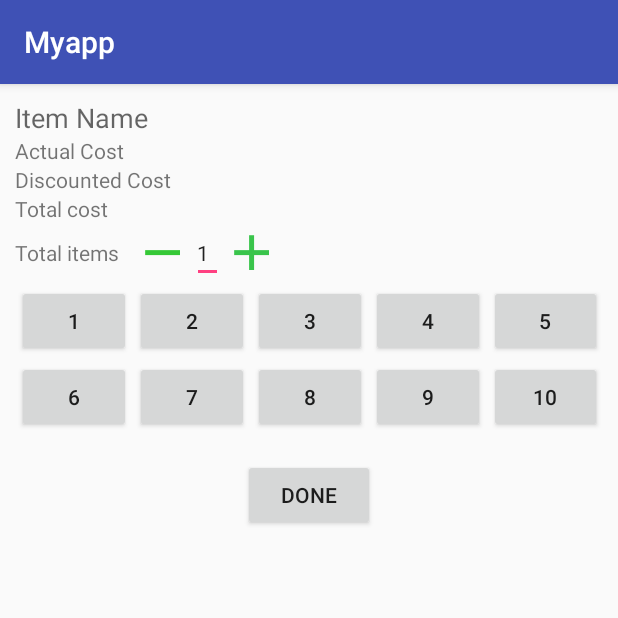
After one commit to patilsan90/AppRepo, an Android app: the ItemCountSelectionActivity screen opened directly, with no data from a screen before it, on a phone screen of 412 x 824 dp, the top half of it. The commit adds this screen. Run offline under Robolectric (Android 15) with nearby library versions, the phone set to English and light mode, and no system bars.

Commit message:
home: scan_product: Adding item count selection activity
Adding Item count selection activity, which will be shown
after scanning QR code of the item. Also, done some cleaning
of placeholder which were there at mall selction and scan product
click event.

Signed-off-by: Sandeep Patil <patil.san90@gmail.com>

```diff
--- a/Myapp/app/build.gradle
+++ b/Myapp/app/build.gradle
@@ -27,6 +27,7 @@ dependencies {
         exclude group: 'com.android.support', module: 'support-annotations'
     })
 
+
     compile 'com.android.support:appcompat-v7:25.3.1'
     compile 'com.android.support:support-v4:25.3.1'
     compile 'com.android.support:recyclerview-v7:25.3.1'
@@ -34,5 +35,4 @@ dependencies {
     compile 'com.android.support.constraint:constraint-layout:1.0.2'
     compile 'com.google.android.gms:play-services:10.2.1'
     testCompile 'junit:junit:4.12'
-
 }
--- a/Myapp/app/src/main/java/com/mall/logic/myapp/AppState.java
+++ b/Myapp/app/src/main/java/com/mall/logic/myapp/AppState.java
@@ -64,6 +64,12 @@ public static enum LOGIN_STATE {LOGIN_VIEW, REGISTRATION_VIEW};
         return offersList;
     }
 
+    public static boolean checkProccedStatus()
+    {
+        if(isMallSelected == false)
+            return false;
+        return true;
+    }
 
 
 }
--- /dev/null
+++ b/Myapp/app/src/main/java/com/mall/logic/myapp/home/mycart/ItemCountSelectionActivity.java
@@ -0,0 +1,27 @@
+package com.mall.logic.myapp.home.mycart;
+
+import android.support.v7.app.AppCompatActivity;
+import android.os.Bundle;
+import android.view.View;
+
+import com.mall.logic.myapp.AppState;
+import com.mall.logic.myapp.R;
+
+public class ItemCountSelectionActivity extends AppCompatActivity {
+
+    static int tempCount;
+    @Override
+    protected void onCreate(Bundle savedInstanceState) {
+        super.onCreate(savedInstanceState);
+        setContentView(R.layout.activity_item_count_selection);
+    }
+    public void itemSelected(View view)
+    {
+    //add item to cart here
+        CartItem temporary_item = new CartItem("Item Id", "Example "+(++tempCount), 30, 25, 5);
+        AppState.getInstance().addCartItem(temporary_item);
+
+        this.finish();
+    }
+
+}
--- a/Myapp/app/src/main/java/com/mall/logic/myapp/home/offers/OffersFragment.java
+++ b/Myapp/app/src/main/java/com/mall/logic/myapp/home/offers/OffersFragment.java
@@ -38,11 +38,10 @@ public class OffersFragment extends Fragment implements IMall {
         Log.i("Generic info "," Activity onCreate OffersFragment ....");
         listView.setAdapter(new OffersAdapter(this.getActivity()));
 
+        locate = (Button) view.findViewById(R.id.locate_categories);
+
         if(AppState.isMallSelected == false)
-        {
-            locate = (Button) view.findViewById(R.id.locate_categories);
             locate.setVisibility(View.INVISIBLE);
-        }
 
         return view;
     }
--- /dev/null
+++ b/Myapp/app/src/main/res/layout/activity_item_count_selection.xml
@@ -0,0 +1,207 @@
+<?xml version="1.0" encoding="utf-8"?>
+<LinearLayout xmlns:android="http://schemas.android.com/apk/res/android"
+    android:layout_width="match_parent"
+    android:layout_height="wrap_content"
+    android:orientation="vertical"
+    android:padding="10dp">
+
+
+        <LinearLayout
+            android:layout_width="match_parent"
+            android:layout_height="wrap_content"
+            android:layout_weight="1"
+            android:orientation="vertical"
+            >
+
+            <TextView
+                android:id="@+id/item_name"
+                android:layout_width="match_parent"
+                android:layout_height="match_parent"
+                android:text="Item Name"
+                android:textAppearance="?android:attr/textAppearanceMedium"/>
+
+            <TextView
+                android:id="@+id/actual_cost"
+                android:layout_width="match_parent"
+                android:layout_height="match_parent"
+                android:text="Actual Cost"
+                android:textAppearance="?android:attr/textAppearanceSmall"/>
+
+            <TextView
+                android:id="@+id/discounted_cost"
+                android:layout_width="match_parent"
+                android:layout_height="match_parent"
+                android:text="Discounted Cost"
+                android:textAppearance="?android:attr/textAppearanceSmall"/>
+
+            <TextView
+                android:id="@+id/total_cost"
+                android:layout_width="wrap_content"
+                android:layout_height="match_parent"
+                android:text="Total cost"
+                android:gravity="bottom"
+                android:textAppearance="?android:attr/textAppearanceSmall"/>
+
+        </LinearLayout>
+
+    <LinearLayout
+        android:layout_width="match_parent"
+        android:layout_height="wrap_content"
+        android:orientation="horizontal"
+        android:gravity="center_vertical"
+        >
+
+        <LinearLayout
+            android:layout_width="wrap_content"
+            android:layout_height="wrap_content"
+            android:layout_weight="1"
+            android:orientation="horizontal"
+            android:gravity="center_vertical">
+
+            <TextView
+                android:layout_width="wrap_content"
+                android:layout_height="wrap_content"
+                android:layout_gravity="center_vertical"
+                android:layout_marginRight="10dp"
+                android:text="Total items "
+                android:textAppearance="?android:attr/textAppearanceSmall"/>
+
+            <ImageButton
+                android:id="@+id/decrease_item_count"
+                android:layout_width="wrap_content"
+                android:layout_height="wrap_content"
+                android:background="@null"
+                android:cropToPadding="true"
+                android:padding="0dp"
+                android:src="@drawable/decrement_item" />
+
+            <EditText
+                android:id="@+id/total_items"
+                android:layout_width="wrap_content"
+                android:layout_height="wrap_content"
+                android:layout_gravity="center_vertical"
+                android:layout_marginLeft="3dp"
+                android:layout_marginRight="3dp"
+                android:gravity="center_vertical"
+                android:paddingLeft="3dp"
+                android:inputType="number"
+                android:paddingRight="3dp"
+                android:text="1"
+                android:textAppearance="?android:attr/textAppearanceSmall"/>
+
+            <ImageButton
+                android:id="@+id/increase_item_count"
+                android:layout_width="wrap_content"
+                android:layout_height="wrap_content"
+                android:background="@null"
+                android:cropToPadding="true"
+                android:padding="0dp"
+                android:src="@drawable/increase_item" />
+        </LinearLayout>
+
+    </LinearLayout>
+
+    <LinearLayout
+        android:layout_width="wrap_content"
+        android:layout_height="wrap_content"
+        android:layout_weight="1"
+        android:orientation="horizontal"
+        android:gravity="center_vertical">
+        <Button
+            android:layout_width="wrap_content"
+            android:layout_height="wrap_content"
+            android:layout_margin="1dp"
+            android:padding="0dp"
+            android:layout_weight=".2"
+            android:text="1"/>
+        <Button
+            android:layout_width="wrap_content"
+            android:layout_height="wrap_content"
+            android:layout_margin="1dp"
+            android:padding="0dp"
+            android:layout_weight=".2"
+
+            android:text="2"/>
+        <Button
+            android:layout_width="wrap_content"
+            android:layout_height="wrap_content"
+            android:layout_margin="1dp"
+            android:padding="0dp"
+            android:layout_weight=".2"
+
+            android:text="3"/>
+        <Button
+            android:layout_width="wrap_content"
+            android:layout_height="wrap_content"
+            android:layout_margin="1dp"
+            android:padding="0dp"
+            android:layout_weight=".2"
+
+            android:text="4"/>
+        <Button
+            android:layout_width="wrap_content"
+            android:layout_height="wrap_content"
+            android:layout_margin="1dp"
+            android:padding="0dp"
+            android:layout_weight=".2"
+            android:text="5"/>
+
+    </LinearLayout>
+
+    <LinearLayout
+        android:layout_width="wrap_content"
+        android:layout_height="wrap_content"
+        android:layout_weight="1"
+        android:orientation="horizontal"
+        android:gravity="center_vertical">
+        <Button
+            android:layout_width="wrap_content"
+            android:layout_height="wrap_content"
+            android:layout_margin="1dp"
+            android:padding="0dp"
+            android:layout_weight=".2"
+            android:text="6"/>
+        <Button
+            android:layout_width="wrap_content"
+            android:layout_height="wrap_content"
+            android:layout_margin="1dp"
+            android:padding="0dp"
+            android:layout_weight=".2"
+
+            android:text="7"/>
+        <Button
+            android:layout_width="wrap_content"
+            android:layout_height="wrap_content"
+            android:layout_margin="1dp"
+            android:padding="0dp"
+            android:layout_weight=".2"
+
+            android:text="8"/>
+        <Button
+            android:layout_width="wrap_content"
+            android:layout_height="wrap_content"
+            android:layout_margin="1dp"
+            android:padding="0dp"
+            android:layout_weight=".2"
+
+            android:text="9"/>
+        <Button
+            android:layout_width="wrap_content"
+            android:layout_height="wrap_content"
+            android:layout_margin="1dp"
+            android:padding="0dp"
+            android:layout_weight=".2"
+            android:text="10"/>
+
+    </LinearLayout>
+
+    <Button
+        android:layout_width="wrap_content"
+        android:layout_height="wrap_content"
+        android:layout_margin="16dp"
+        android:padding="0dp"
+        android:layout_weight=".2"
+        android:layout_gravity="center_horizontal"
+        android:text="Done"
+        android:onClick="itemSelected"/>
+</LinearLayout>
```
Also changed, not shown: Myapp/app/src/main/AndroidManifest.xml (+5 -14 lines), Myapp/app/src/main/java/com/mall/logic/myapp/home/MainActivity.java (+31 -6 lines), Myapp/app/src/main/java/com/mall/logic/myapp/home/MallSelectionActivity.java (deleted, +0 -32 lines), Myapp/app/src/main/java/com/mall/logic/myapp/home/ScanProduct.java (deleted, +0 -35 lines), Myapp/app/src/main/java/com/mall/logic/myapp/home/mycart/MyCartAdapter.java (+1 -13 lines), Myapp/app/src/main/java/com/mall/logic/myapp/home/mycart/MyCartFragment.java (+9 -3 lines), Myapp/app/src/main/res/layout/activity_mall_selection.xml (deleted, +0 -51 lines), Myapp/app/src/main/res/layout/fragment_scan_product.xml (deleted, +0 -13 lines), Myapp/app/src/main/res/values/strings.xml (line endings or trailing spaces), 1 other file.
